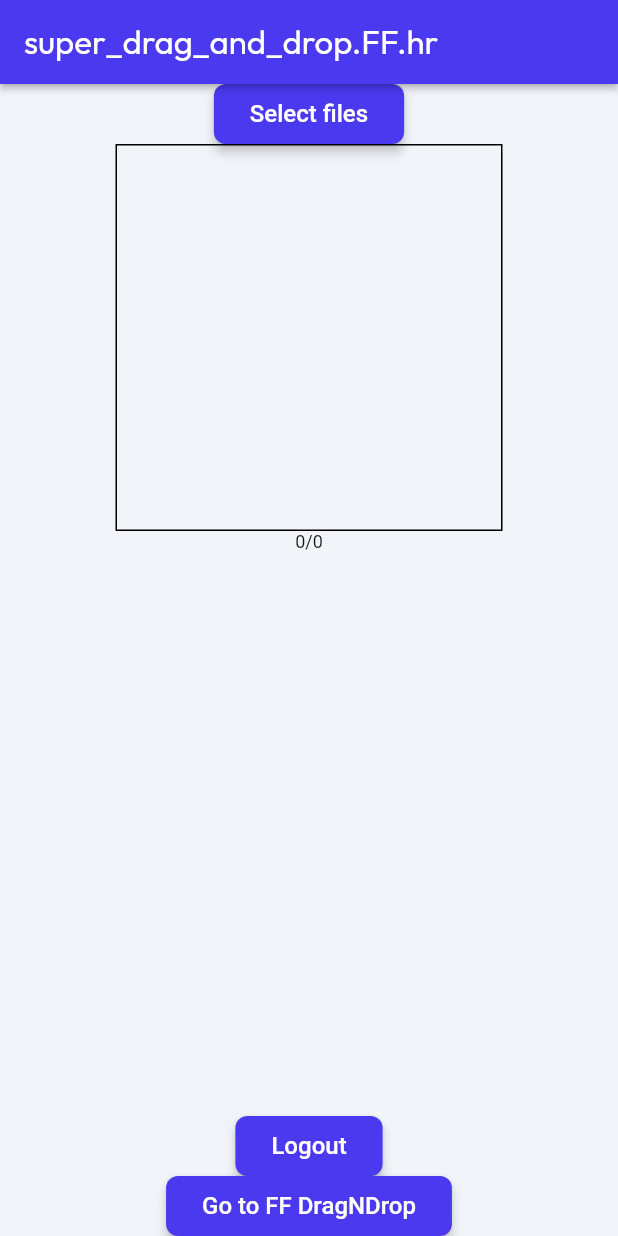
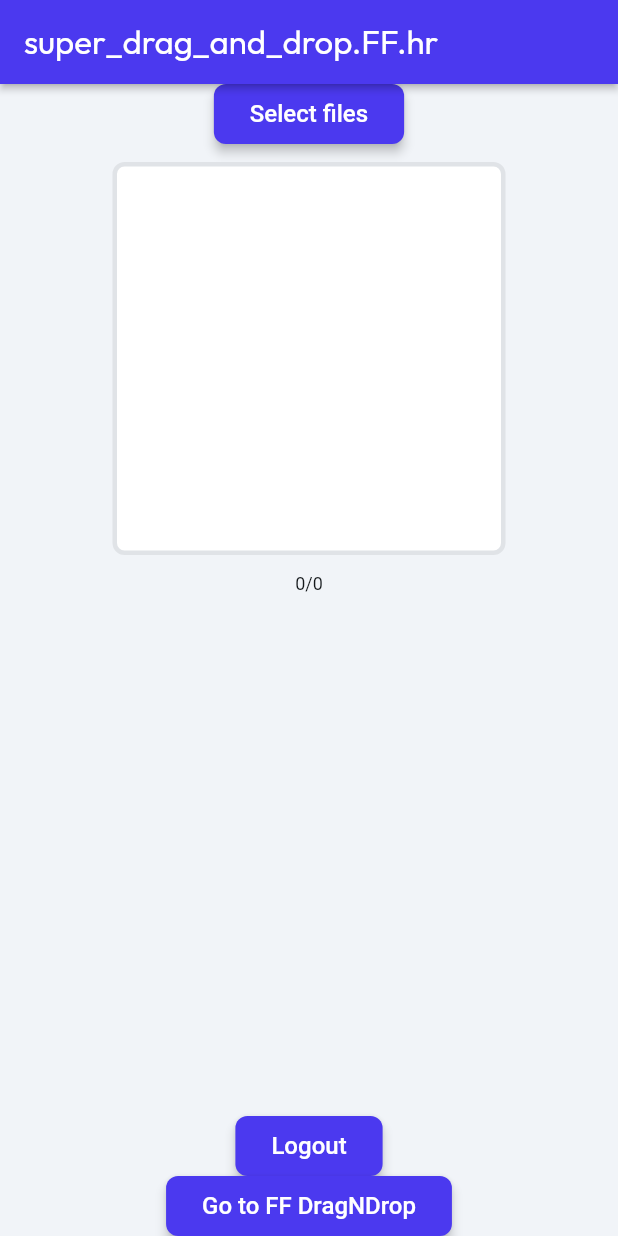
Before and after one commit to stepanic/mp-ff-super_drag_and_drop, a Flutter app: the screen it shows once a user with an empty profile is signed in, on a phone screen of 412 x 824 dp. Run offline on Flutter 3.47's test engine with Material 3 defaults, Android fonts, the phone set to English and light mode, and no system bars; drawn by our look-alikes of auto_size_text; our stand-ins replace assets_audio_player, cloud_firestore, file_picker, firebase_auth, firebase_core, firebase_storage and 13 more; missing offline and left inert: json_path, mime_type; accounts and stored records are empty; Roboto replaces fonts that are missing (Readex Pro).

Commit message:
Updating to latest FlutterFlow output.

```diff
--- a/lib/pages/home_page/home_page_model.dart
+++ b/lib/pages/home_page/home_page_model.dart
@@ -11,6 +11,8 @@ class HomePageModel extends FlutterFlowModel<HomePageWidget> {
   int howManyUploadedFiles = 0;
 
   int howManySelectedFiles = 0;
+
+  bool isOverSuperDragAndDrop = false;
 
   ///  State fields for stateful widgets in this page.
 
--- a/lib/pages/home_page/home_page_widget.dart
+++ b/lib/pages/home_page/home_page_widget.dart
@@ -80,11 +80,20 @@ class _HomePageWidgetState extends State<HomePageWidget> {
                 ),
                 Align(
                   alignment: const AlignmentDirectional(0.0, 0.0),
-                  child: Container(
+                  child: Padding(
+                    padding:
+                        const EdgeInsetsDirectional.fromSTEB(0.0, 12.0, 0.0, 12.0),
+                    child: AnimatedContainer(
+                      duration: const Duration(milliseconds: 500),
+                      curve: Curves.easeInOut,
                       decoration: BoxDecoration(
+                        color: _model.isOverSuperDragAndDrop
+                            ? const Color(0xFFD4D4D4)
+                            : Colors.white,
+                        borderRadius: BorderRadius.circular(8.0),
                         border: Border.all(
-                        color: Colors.black,
-                        width: 1.0,
+                          color: FlutterFlowTheme.of(context).alternate,
+                          width: 3.0,
                         ),
                       ),
                       child: SizedBox(
@@ -112,8 +121,17 @@ class _HomePageWidgetState extends State<HomePageWidget> {
                             _model.howManyUploadedFiles = 0;
                             setState(() {});
                           },
-                        onDropEnter: () async {},
-                        onDropLeave: () async {},
+                          onDropEnter: () async {
+                            // isOverSuperDragAndDrop=true
+                            _model.isOverSuperDragAndDrop = true;
+                            setState(() {});
+                          },
+                          onDropLeave: () async {
+                            // isOverSuperDragAndDrop=false
+                            _model.isOverSuperDragAndDrop = false;
+                            setState(() {});
+                          },
+                        ),
                       ),
                     ),
                   ),
```
Lines whose indentation alone changed are shown as unchanged.
